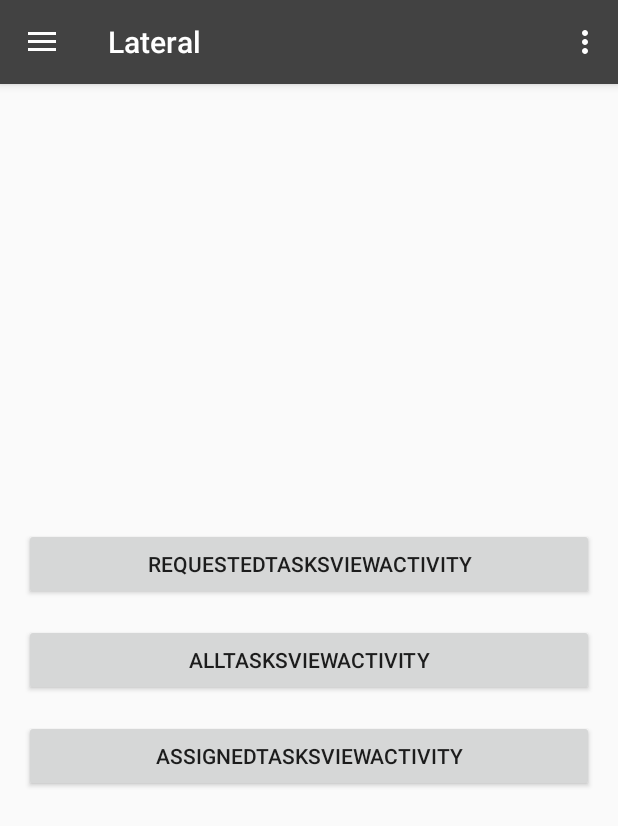
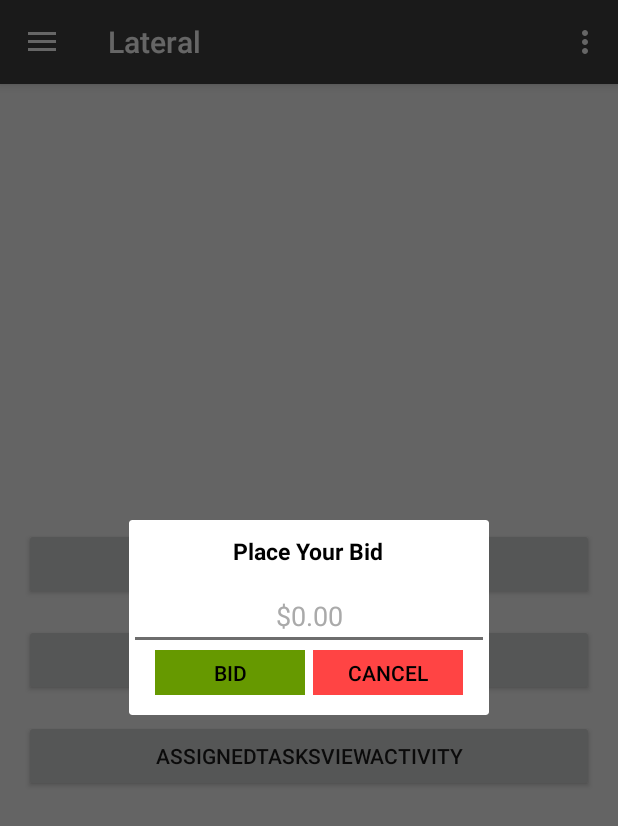
Before and after one commit to CMPUT301W18T13/Lateral, an Android app: the screen it shows after launch (MainActivity), after a tap on "REQUESTEDTASKSVIEWACTIVITY", on a phone screen of 412 x 824 dp. Shown: the top 826 px of the screen. Run offline under Robolectric (Android 15) with nearby library versions, the phone set to English and light mode, and no system bars.

Commit message:
created BidDialog

```diff
--- /dev/null
+++ b/app/src/main/java/com/lateral/lateral/BidDialog.java
@@ -0,0 +1,151 @@
+package com.lateral.lateral;
+
+import android.app.Activity;
+import android.app.Dialog;
+import android.graphics.Color;
+import android.os.Bundle;
+import android.text.Editable;
+import android.text.TextWatcher;
+import android.view.View;
+import android.view.Window;
+import android.widget.Button;
+import android.widget.EditText;
+
+import org.apache.commons.lang3.ArrayUtils;
+
+import static java.lang.Character.isDigit;
+
+//TODO: have the task view activity call this
+//TODO: set functionality of buttons
+
+/*Heavy influence from https://stackoverflow.com/a/13342157/5262028*/
+public class BidDialog extends Dialog implements android.view.View.OnClickListener {
+    private boolean defaultAmountCleared = false;
+    private Button bidButton;
+    private Button cancel_button;
+    private Activity activity;
+    private EditText amountPlainText;
+
+    public BidDialog(Activity activity) {
+        super(activity);
+        this.activity = activity;
+    }
+
+    @Override
+    protected void onCreate(Bundle savedInstanceState) {
+        super.onCreate(savedInstanceState);
+        requestWindowFeature(Window.FEATURE_NO_TITLE);
+        setContentView(R.layout.bid_dialog);
+        bidButton = (Button) findViewById(R.id.bid_btn);
+        cancel_button = (Button) findViewById(R.id.cancel_btn);
+        bidButton.setOnClickListener(this);
+        cancel_button.setOnClickListener(this);
+
+        amountPlainText = findViewById(R.id.amount_pt);
+        amountPlainText.setOnClickListener(this);
+        amountPlainText.addTextChangedListener(new TextWatcher() {
+
+            private String oldValue = "";
+            //private DecimalFormat df = (DecimalFormat)DecimalFormat.getInstance(Locale.CANADA);
+            //I beleive there is a event queue
+            @Override
+            public void onTextChanged(CharSequence s, int st, int b, int c)
+            {
+
+                //See if the system change produced the event. If yes, return
+                String newValue = amountPlainText.getText().toString();
+                if (newValue.equals(oldValue)){
+                    return;
+                }
+
+                int cursorPosition = amountPlainText.getSelectionStart() - 1;
+
+                String[] newValueSplit = newValue.split("\\.");
+                if (newValueSplit.length <= 2 && newValueSplit.length > 0){
+
+
+                    if (newValueSplit[0].length() > 6){
+                        amountPlainText.setText(oldValue);
+                        amountPlainText.setSelection(cursorPosition);
+                        return;
+                    }
+
+                    if (newValueSplit.length == 2) {
+                        if (newValueSplit[1].length() > 2) {
+                            amountPlainText.setText(oldValue);
+                            amountPlainText.setSelection(cursorPosition);
+                            return;
+                        }
+                    }
+                } else if (newValueSplit.length > 2) {
+                    amountPlainText.setText(oldValue);
+                    amountPlainText.setSelection(cursorPosition);
+                    return;
+                }
+
+                char[] charArray = newValue.toCharArray();
+                Character[] digits = ArrayUtils.toObject(charArray);
+                Character digit;
+                boolean decimal_point_found = false;
+                for (int i = 0; i < digits.length; i++) {
+                    // Determines if the specified character is a digit
+                    digit = digits[i];
+                    if (!isDigit(digit)) {
+                        if (!digit.toString().equals(".") ||
+                                digit.toString().equals(".") && decimal_point_found){
+                            amountPlainText.setText(oldValue);
+                            amountPlainText.setSelection(cursorPosition);
+                            return;
+                        } else {
+                            decimal_point_found = true;
+                        }
+                    }
+                }
+
+                oldValue = newValue;
+
+            }
+
+            @Override
+            public void beforeTextChanged(CharSequence charSequence, int i, int i1, int i2) {
+            }
+
+            @Override
+            public void afterTextChanged(Editable editable) {
+            }
+
+        });
+
+    }
+
+    @Override
+    public void onClick(View view) {
+        switch (view.getId()) {
+            case R.id.bid_btn:
+                dismiss();
+                break;
+            case R.id.cancel_btn:
+                dismiss();
+                break;
+            case R.id.amount_pt:
+                if (!defaultAmountCleared){
+                    amountPlainText.getText().clear();
+                    amountPlainText.setTextColor(Color.parseColor("black"));
+                    defaultAmountCleared = true;
+                }
+            default:
+                break;
+        }
+    }
+
+    public void CreateBid(){
+        String[] newValueSplit = amountPlainText.getText().toString().split("\\.");
+        if (amountPlainText.getText().toString().split("\\.").length < 0) {
+            return;
+        }
+
+
+    }
+
+
+}
--- a/app/src/main/java/com/lateral/lateral/MainActivity.java
+++ b/app/src/main/java/com/lateral/lateral/MainActivity.java
@@ -67,8 +67,10 @@ public class MainActivity extends AppCompatActivity
     // handles onClick events
     @Override
     public void onClick(View view) {
-
-        switch (view.getId()) {
+        BidDialog cdd=new BidDialog(MainActivity.this);
+        cdd.show();
+        // TODO: uncomment this
+        /*switch (view.getId()) {
             case R.id.ViewRequestedTasksButton:
                 break;
 
@@ -79,7 +81,7 @@ public class MainActivity extends AppCompatActivity
 
             case R.id.ViewAssignedTasksButton:
                 break;
-        }
+        }*/
 
     }
 
--- /dev/null
+++ b/app/src/main/res/layout/bid_dialog.xml
@@ -0,0 +1,58 @@
+<?xml version="1.0" encoding="utf-8"?>
+<LinearLayout xmlns:android="http://schemas.android.com/apk/res/android"
+    android:layout_width="240dp"
+    android:layout_height="130dp"
+    android:orientation="vertical">
+
+    <TextView
+        android:id="@+id/txt_dia"
+        android:layout_width="wrap_content"
+        android:layout_height="wrap_content"
+        android:layout_gravity="center"
+        android:layout_margin="10dp"
+        android:text="@string/bid_dialog_title"
+        android:textColor="@android:color/black"
+        android:textSize="15dp"
+        android:textStyle="bold" />
+
+
+    <EditText
+        android:id="@+id/amount_pt"
+        android:layout_width="match_parent"
+        android:layout_height="wrap_content"
+        android:ems="10"
+        android:gravity="center"
+        android:inputType="phone"
+        android:text="@string/bid_dialog_amount_filler"
+        android:textColor="@android:color/darker_gray"
+        onkeyup="this.onchange()" />
+
+    <LinearLayout
+        android:layout_width="wrap_content"
+        android:layout_height="wrap_content"
+        android:layout_gravity="center"
+        android:orientation="horizontal">
+
+        <Button
+            android:id="@+id/bid_btn"
+            style="?android:attr/borderlessButtonStyle"
+            android:layout_width="100dp"
+            android:layout_height="30dp"
+            android:background="@android:color/holo_green_dark"
+            android:clickable="true"
+            android:text="@string/bid_dialog_bid_button_text"
+            android:textColor="@android:color/black" />
+
+        <Button
+            android:id="@+id/cancel_btn"
+            style="?android:attr/borderlessButtonStyle"
+            android:layout_width="100dp"
+            android:layout_height="30dp"
+            android:layout_marginLeft="5dp"
+            android:background="@android:color/holo_red_light"
+            android:clickable="true"
+            android:text="@string/bid_dialog_cancel_button_text"
+            android:textColor="@android:color/black" />
+    </LinearLayout>
+
+</LinearLayout>
--- a/app/src/main/res/values/strings.xml
+++ b/app/src/main/res/values/strings.xml
@@ -58,5 +58,13 @@
     <!-- Strings related to searching -->
     <string name="search_hint">Search all tasks</string>
     <string name="title_activity_assigned_tasks_view">AssignedTasksViewActivity</string>
+    <string name="title_activity_bid_pop_up">BidPopUpActivity</string>
+    <string name="title_activity_test">test</string>
+
+    <!-- Strings for Bid Dialog -->
+    <string name="bid_dialog_title">Place Your Bid</string>
+    <string name="bid_dialog_amount_filler">$0.00</string>
+    <string name="bid_dialog_bid_button_text">Bid</string>
+    <string name="bid_dialog_cancel_button_text">Cancel</string>
 
 </resources>
```
Also changed, not shown: app/src/main/AndroidManifest.xml (+7 -12 lines), 1 other file.
